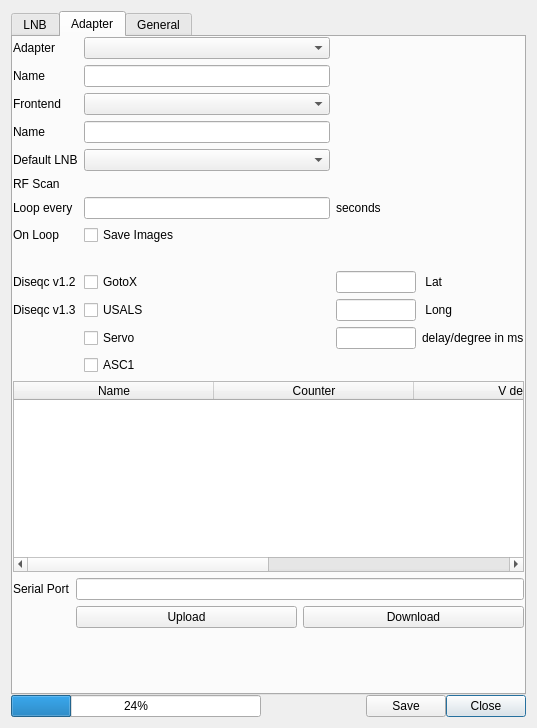
This is settings.ui in stahir/updatedvb as Qt 5 draws it before an edit. The edited form follows.
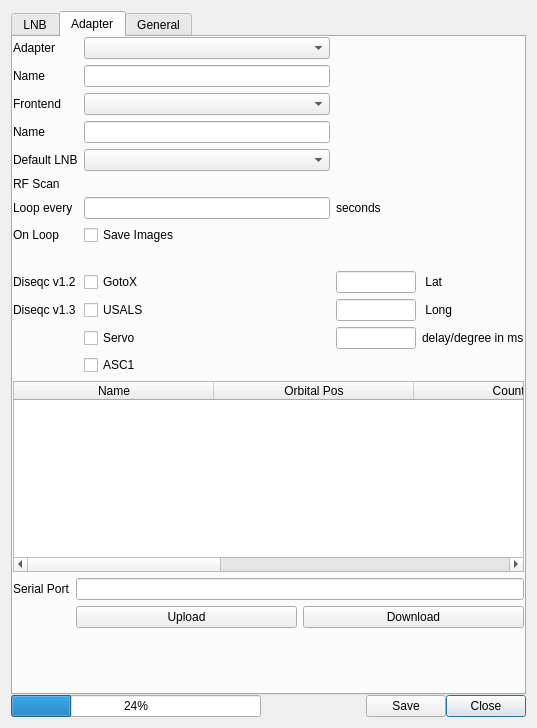
This is the edited form.

Commit message: add support for orbital positions in gotox, this will make the frontend stay open hopefully closer to the correct amount of time

What changed in the file:
```diff
--- a/settings.ui
+++ b/settings.ui
@@ -661,6 +661,11 @@
               <string>Name</string>
              </property>
             </column>
+            <column>
+             <property name="text">
+              <string>Orbital Pos</string>
+             </property>
+            </column>
             <column>
              <property name="text">
               <string>Counter</string>
```
The commit also changes 4 other files.
